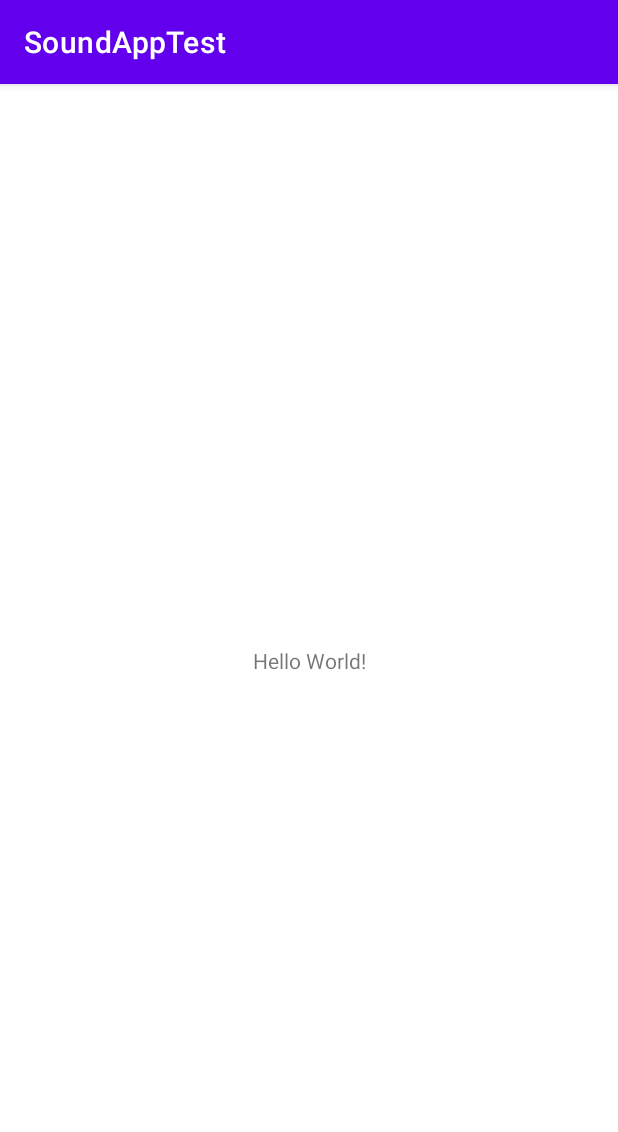
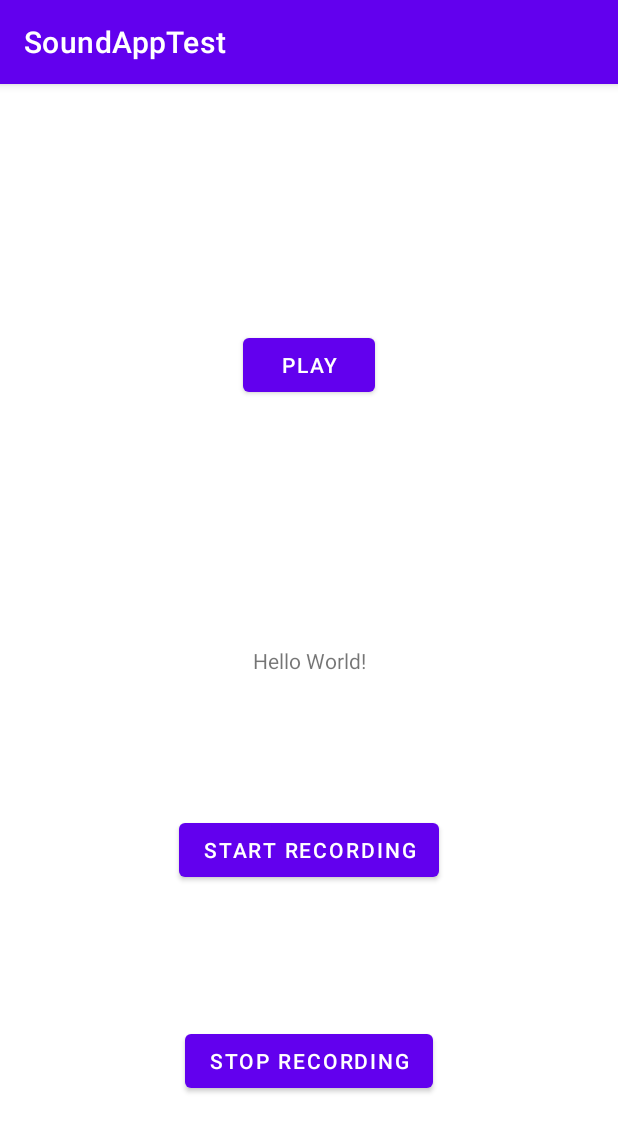
Before and after one commit to AnastasiaDro/SoundAppTest, an Android app: the screen it shows after launch (MainActivity), on a phone screen of 412 x 824 dp. Shown: the top 1132 px of the screen. Run offline under Robolectric (Android 15) with nearby library versions, the phone set to English and light mode, and no system bars; 3 statements that could not run were skipped.

Commit message:
- created bastard recorder (without any checking of exceptions and with memory leaks 8-)

```diff
--- a/app/src/main/java/com/example/soundapptest/MainActivity.kt
+++ b/app/src/main/java/com/example/soundapptest/MainActivity.kt
@@ -1,27 +1,112 @@
 package com.example.soundapptest
 
+import android.Manifest.permission.RECORD_AUDIO
+import android.content.ContextWrapper
+import android.content.pm.PackageManager
+import android.media.MediaPlayer
 import android.media.MediaRecorder
-import android.media.MediaRecorder.AudioSource
 import android.os.Build
 import androidx.appcompat.app.AppCompatActivity
 import android.os.Bundle
+import android.os.Environment
+import android.util.Log
+import android.widget.Toast
+import androidx.activity.result.contract.ActivityResultContracts
 import androidx.annotation.RequiresApi
+import androidx.core.app.ActivityCompat
+import androidx.core.content.ContextCompat
+import com.example.soundapptest.databinding.ActivityMainBinding
+import com.google.android.material.snackbar.Snackbar
+import java.io.File
+
 
 class MainActivity : AppCompatActivity() {
 
+    private lateinit var viewBinding: ActivityMainBinding
+
+    @RequiresApi(Build.VERSION_CODES.S)
     private var mediaRecorder: MediaRecorder? = null
+    private var player : MediaPlayer? = null
 
+    @RequiresApi(Build.VERSION_CODES.S)
     override fun onCreate(savedInstanceState: Bundle?) {
         super.onCreate(savedInstanceState)
         setContentView(R.layout.activity_main)
+
+        viewBinding = ActivityMainBinding.inflate(layoutInflater)
+        setContentView(viewBinding.root) //TODO погуглить, в чем разница с setContentView(R.layout.activity_main)
+
+
+
+        with(viewBinding) {
+            buttonStart.setOnClickListener {
+                if (checkMicrophoneAppearance()) requestPermission() else Toast.makeText(applicationContext, R.string.no_micro, Toast.LENGTH_SHORT).show()
+                mediaRecorder = MediaRecorder(this@MainActivity)
+                mediaRecorder!!.setAudioSource(MediaRecorder.AudioSource.MIC)
+                mediaRecorder!!.setOutputFormat(MediaRecorder.OutputFormat.THREE_GPP)
+                mediaRecorder!!.setOutputFile(getFilePath())
+                mediaRecorder!!.setAudioEncoder(MediaRecorder.AudioEncoder.AMR_NB)
+                mediaRecorder!!.prepare()
+                mediaRecorder!!.start()
+
+                Toast.makeText(this@MainActivity, "Recording is started", Toast.LENGTH_SHORT).show()
+            }
+
+            buttonStop.setOnClickListener {
+                mediaRecorder!!.stop()
+                mediaRecorder!!.release()
+                mediaRecorder = null
+                Toast.makeText(this@MainActivity, "Recording is stopped", Toast.LENGTH_SHORT).show()
+            }
+
+            buttonPlay.setOnClickListener {
+                player = MediaPlayer()
+                player!!.setDataSource(getFilePath())
+                player!!.prepare()
+                player!!.start()
+                Toast.makeText(this@MainActivity, "Recording is playing", Toast.LENGTH_SHORT).show()
+            }
+        }
+
+
+
     }
 
-    @RequiresApi(Build.VERSION_CODES.S)
-    override fun onResume() {
-        super.onResume()
+    private fun checkMicrophoneAppearance(): Boolean {
+        return (this.packageManager.hasSystemFeature(PackageManager.FEATURE_MICROPHONE))
+    }
 
-        mediaRecorder = MediaRecorder()
-        mediaRecorder!!.setAudioSource(AudioSource.MIC)
-        mediaRecorder!!.setOutputFormat(MediaRecorder.OutputFormat.MPEG_2_TS)
+    private val requestPermissionLauncher =
+        registerForActivityResult(ActivityResultContracts.RequestPermission()) { isGranted: Boolean ->
+            if (isGranted) {
+                Log.i("Permission", "Granted")
+            } else {
+                Log.i("permission", "Denied")
+            }
+        }
+
+    private fun requestPermission() {
+        when {
+            ContextCompat.checkSelfPermission(this, android.Manifest.permission.RECORD_AUDIO) == PackageManager.PERMISSION_GRANTED -> {
+                Log.i("Permission", "Granted")
+            }
+            ActivityCompat.shouldShowRequestPermissionRationale(
+                this,
+                "RECORD_AUDIO") ->
+                {
+                    Snackbar.make(this.viewBinding.textView, "PErmission for mic required", Snackbar.LENGTH_INDEFINITE).setAction("DGSDGD") {
+                        requestPermissionLauncher.launch(android.Manifest.permission.RECORD_AUDIO)
+                    }
+                }
+            else -> {
+                    requestPermissionLauncher.launch(android.Manifest.permission.RECORD_AUDIO)
+                }
+        }
+    }
+
+    private fun getFilePath(): String {
+        val contextWrapper = ContextWrapper(applicationContext)
+        val filePath = contextWrapper.getExternalFilesDir(Environment.DIRECTORY_MUSIC)
+        return File(filePath, "TestRecordingFile.mp3").path
     }
 }
--- a/app/src/main/res/layout/activity_main.xml
+++ b/app/src/main/res/layout/activity_main.xml
@@ -7,6 +7,7 @@
     tools:context=".MainActivity">
 
     <TextView
+        android:id="@+id/textView"
         android:layout_width="wrap_content"
         android:layout_height="wrap_content"
         android:text="Hello World!"
@@ -15,4 +16,34 @@
         app:layout_constraintStart_toStartOf="parent"
         app:layout_constraintTop_toTopOf="parent" />
 
+    <Button
+        android:id="@+id/button_start"
+        android:layout_width="wrap_content"
+        android:layout_height="wrap_content"
+        android:text="@string/start_record"
+        app:layout_constraintBottom_toTopOf="@id/button_stop"
+        app:layout_constraintEnd_toEndOf="parent"
+        app:layout_constraintStart_toStartOf="parent"
+        app:layout_constraintTop_toBottomOf="@+id/textView" />
+
+    <Button
+        android:id="@+id/button_stop"
+        android:layout_width="wrap_content"
+        android:layout_height="wrap_content"
+        android:text="@string/stop_record"
+        app:layout_constraintBottom_toBottomOf="parent"
+        app:layout_constraintEnd_toEndOf="parent"
+        app:layout_constraintStart_toStartOf="parent"
+        app:layout_constraintTop_toBottomOf="@+id/button_start" />
+
+    <Button
+        android:id="@+id/button_play"
+        android:layout_width="wrap_content"
+        android:layout_height="wrap_content"
+        android:text="@string/play_record"
+        app:layout_constraintBottom_toTopOf="@+id/textView"
+        app:layout_constraintEnd_toEndOf="parent"
+        app:layout_constraintStart_toStartOf="parent"
+        app:layout_constraintTop_toTopOf="parent" />
+
 </androidx.constraintlayout.widget.ConstraintLayout>
--- a/app/src/main/res/values/strings.xml
+++ b/app/src/main/res/values/strings.xml
@@ -1,3 +1,9 @@
 <resources>
     <string name="app_name">SoundAppTest</string>
+
+
+    <string name="start_record">Start recording</string>
+    <string name="stop_record">Stop recording</string>
+    <string name="play_record">Play</string>
+    <string name="no_micro">Microphone is absent!</string>
 </resources>
```
Also changed, not shown: app/build.gradle (+10 -3 lines).
